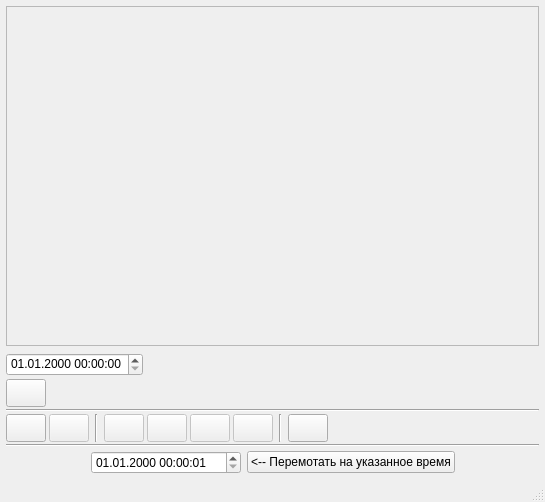
InnerVex/TimeMachine, file TimeMachine/player.ui: the form before one commit.
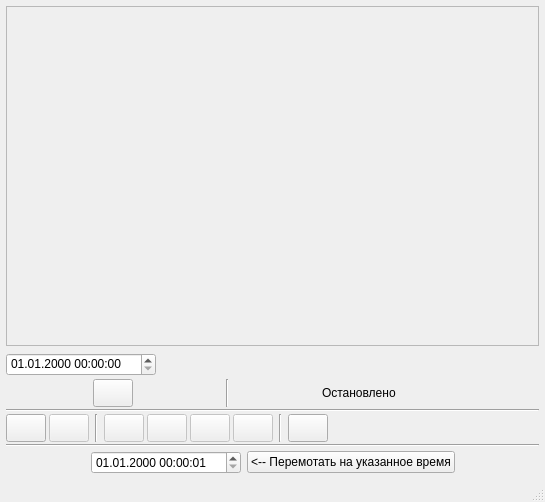
The form after the commit. Icons and pictures are not drawn.

Patch:
```diff
--- a/TimeMachine/player.ui
+++ b/TimeMachine/player.ui
@@ -413,7 +413,7 @@
            </property>
            <property name="minimumSize">
             <size>
-             <width>130</width>
+             <width>150</width>
              <height>0</height>
             </size>
            </property>
@@ -438,7 +438,7 @@
          <item>
           <layout class="QHBoxLayout" name="horizontalLayout_5">
            <property name="spacing">
-            <number>3</number>
+            <number>0</number>
            </property>
            <property name="leftMargin">
             <number>0</number>
@@ -474,14 +474,59 @@
              <property name="orientation">
               <enum>Qt::Horizontal</enum>
              </property>
+             <property name="sizeType">
+              <enum>QSizePolicy::Fixed</enum>
+             </property>
              <property name="sizeHint" stdset="0">
               <size>
-               <width>40</width>
+               <width>6</width>
                <height>20</height>
               </size>
              </property>
             </spacer>
            </item>
+           <item>
+            <widget class="Line" name="line_5">
+             <property name="orientation">
+              <enum>Qt::Vertical</enum>
+             </property>
+            </widget>
+           </item>
+           <item>
+            <spacer name="horizontalSpacer_9">
+             <property name="orientation">
+              <enum>Qt::Horizontal</enum>
+             </property>
+             <property name="sizeType">
+              <enum>QSizePolicy::Fixed</enum>
+             </property>
+             <property name="sizeHint" stdset="0">
+              <size>
+               <width>6</width>
+               <height>20</height>
+              </size>
+             </property>
+            </spacer>
+           </item>
+           <item>
+            <widget class="QLabel" name="playTimeLabel">
+             <property name="sizePolicy">
+              <sizepolicy hsizetype="Fixed" vsizetype="Preferred">
+               <horstretch>0</horstretch>
+               <verstretch>0</verstretch>
+              </sizepolicy>
+             </property>
+             <property name="minimumSize">
+              <size>
+               <width>110</width>
+               <height>0</height>
+              </size>
+             </property>
+             <property name="text">
+              <string>Остановлено</string>
+             </property>
+            </widget>
+           </item>
            <item>
             <spacer name="verticalSpacer">
              <property name="orientation">
```
Left out of the diff: 2 changed lines with no effect on the pictures.
